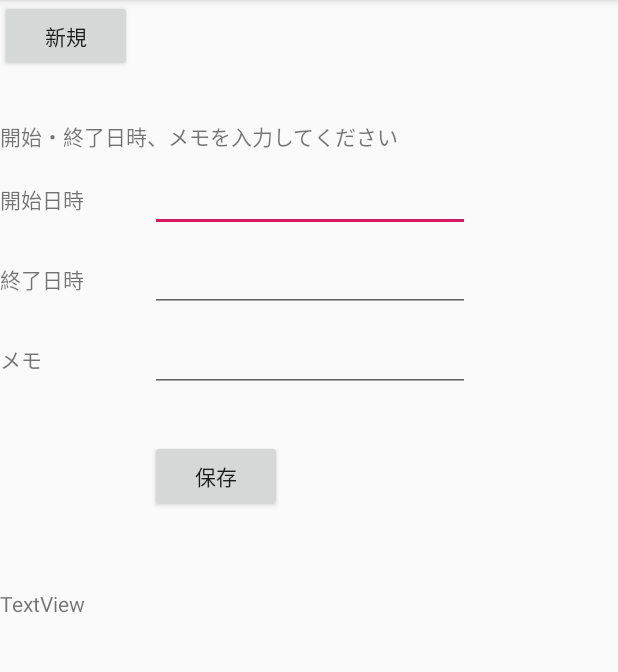
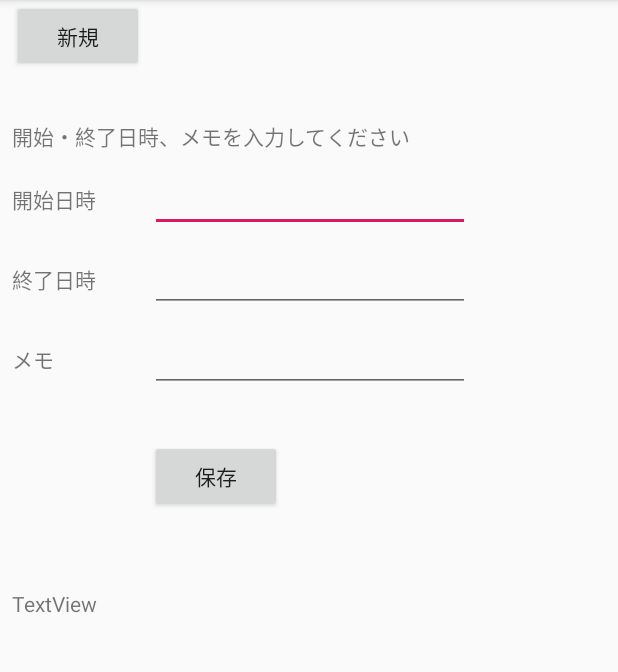
Before and after one commit to k-df-yokoyama/TimeSavingBox, an Android app: the screen it shows after launch (MainActivity), on a phone screen of 412 x 824 dp, the part 84-756 px from its top. Run offline under Robolectric (Android 15) with nearby library versions, the phone set to English and light mode, and no system bars.

Commit message:
* Modify layout.

```diff
--- a/app/src/main/res/layout-v26/activity_main.xml
+++ b/app/src/main/res/layout-v26/activity_main.xml
@@ -10,6 +10,8 @@
         android:id="@+id/tv_input_time_msg"
         android:layout_width="wrap_content"
         android:layout_height="wrap_content"
+        android:layout_marginStart="8dp"
+        android:layout_marginLeft="8dp"
         android:layout_marginTop="32dp"
         android:text="@string/tv_input_time_msg"
         app:layout_constraintStart_toStartOf="parent"
@@ -29,6 +31,8 @@
         android:id="@+id/tv_start_time"
         android:layout_width="58dp"
         android:layout_height="25dp"
+        android:layout_marginStart="8dp"
+        android:layout_marginLeft="8dp"
         android:text="@string/tv_start_time"
         app:layout_constraintBaseline_toBaselineOf="@+id/et_start_time"
         app:layout_constraintStart_toStartOf="parent" />
@@ -37,6 +41,8 @@
         android:id="@+id/tv_end_time"
         android:layout_width="wrap_content"
         android:layout_height="wrap_content"
+        android:layout_marginStart="8dp"
+        android:layout_marginLeft="8dp"
         android:text="@string/tv_end_time"
         app:layout_constraintBaseline_toBaselineOf="@+id/et_end_time"
         app:layout_constraintStart_toStartOf="parent" />
@@ -45,6 +51,8 @@
         android:id="@+id/tv_memo"
         android:layout_width="wrap_content"
         android:layout_height="wrap_content"
+        android:layout_marginStart="8dp"
+        android:layout_marginLeft="8dp"
         android:text="@string/tv_memo"
         app:layout_constraintBaseline_toBaselineOf="@+id/et_memo"
         app:layout_constraintStart_toStartOf="parent" />
@@ -87,6 +95,8 @@
         android:id="@+id/tv_saved_msg"
         android:layout_width="wrap_content"
         android:layout_height="wrap_content"
+        android:layout_marginStart="8dp"
+        android:layout_marginLeft="8dp"
         android:layout_marginTop="16dp"
         app:layout_constraintStart_toStartOf="parent"
         app:layout_constraintTop_toBottomOf="@+id/btn_save" />
@@ -95,6 +105,8 @@
         android:id="@+id/btn_new"
         android:layout_width="wrap_content"
         android:layout_height="wrap_content"
+        android:layout_marginStart="8dp"
+        android:layout_marginLeft="8dp"
         android:onClick="onNewButtonClick"
         android:text="@string/btn_new"
         app:layout_constraintStart_toStartOf="parent"
@@ -111,7 +123,12 @@
         android:id="@+id/tv_all_task"
         android:layout_width="0dp"
         android:layout_height="0dp"
+        android:layout_marginStart="8dp"
+        android:layout_marginLeft="8dp"
         android:layout_marginTop="16dp"
+        android:layout_marginEnd="8dp"
+        android:layout_marginRight="8dp"
+        android:layout_marginBottom="8dp"
         android:text="TextView"
         app:layout_constraintBottom_toBottomOf="parent"
         app:layout_constraintEnd_toEndOf="parent"
--- a/app/src/main/res/layout/activity_main.xml
+++ b/app/src/main/res/layout/activity_main.xml
@@ -10,6 +10,8 @@
         android:id="@+id/tv_input_time_msg"
         android:layout_width="wrap_content"
         android:layout_height="wrap_content"
+        android:layout_marginStart="8dp"
+        android:layout_marginLeft="8dp"
         android:layout_marginTop="32dp"
         android:text="@string/tv_input_time_msg"
         app:layout_constraintStart_toStartOf="parent"
@@ -29,6 +31,8 @@
         android:id="@+id/tv_start_time"
         android:layout_width="58dp"
         android:layout_height="25dp"
+        android:layout_marginStart="8dp"
+        android:layout_marginLeft="8dp"
         android:text="@string/tv_start_time"
         app:layout_constraintBaseline_toBaselineOf="@+id/et_start_time"
         app:layout_constraintStart_toStartOf="parent" />
@@ -37,6 +41,8 @@
         android:id="@+id/tv_end_time"
         android:layout_width="wrap_content"
         android:layout_height="wrap_content"
+        android:layout_marginStart="8dp"
+        android:layout_marginLeft="8dp"
         android:text="@string/tv_end_time"
         app:layout_constraintBaseline_toBaselineOf="@+id/et_end_time"
         app:layout_constraintStart_toStartOf="parent" />
@@ -45,6 +51,8 @@
         android:id="@+id/tv_memo"
         android:layout_width="wrap_content"
         android:layout_height="wrap_content"
+        android:layout_marginStart="8dp"
+        android:layout_marginLeft="8dp"
         android:text="@string/tv_memo"
         app:layout_constraintBaseline_toBaselineOf="@+id/et_memo"
         app:layout_constraintStart_toStartOf="parent" />
@@ -87,6 +95,8 @@
         android:id="@+id/tv_saved_msg"
         android:layout_width="wrap_content"
         android:layout_height="wrap_content"
+        android:layout_marginStart="8dp"
+        android:layout_marginLeft="8dp"
         android:layout_marginTop="16dp"
         app:layout_constraintStart_toStartOf="parent"
         app:layout_constraintTop_toBottomOf="@+id/btn_save" />
@@ -95,6 +105,8 @@
         android:id="@+id/btn_new"
         android:layout_width="wrap_content"
         android:layout_height="wrap_content"
+        android:layout_marginStart="8dp"
+        android:layout_marginLeft="8dp"
         android:onClick="onNewButtonClick"
         android:text="@string/btn_new"
         app:layout_constraintStart_toStartOf="parent"
@@ -111,7 +123,12 @@
         android:id="@+id/tv_all_task"
         android:layout_width="0dp"
         android:layout_height="0dp"
+        android:layout_marginStart="8dp"
+        android:layout_marginLeft="8dp"
         android:layout_marginTop="16dp"
+        android:layout_marginEnd="8dp"
+        android:layout_marginRight="8dp"
+        android:layout_marginBottom="8dp"
         android:text="TextView"
         app:layout_constraintBottom_toBottomOf="parent"
         app:layout_constraintEnd_toEndOf="parent"
```
